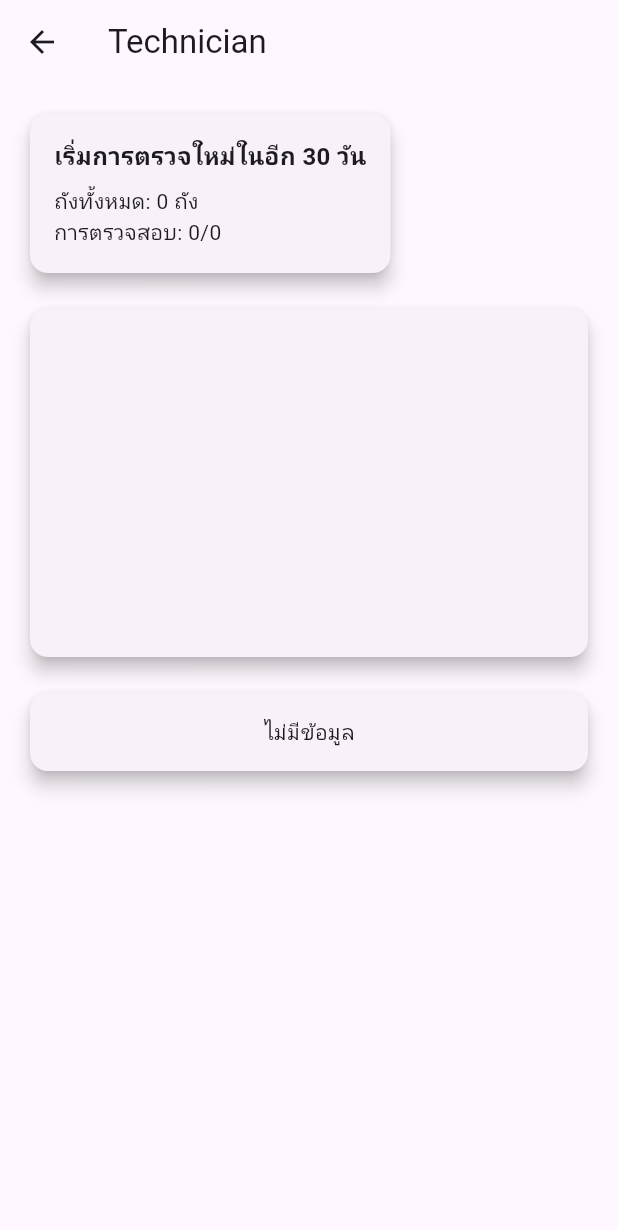
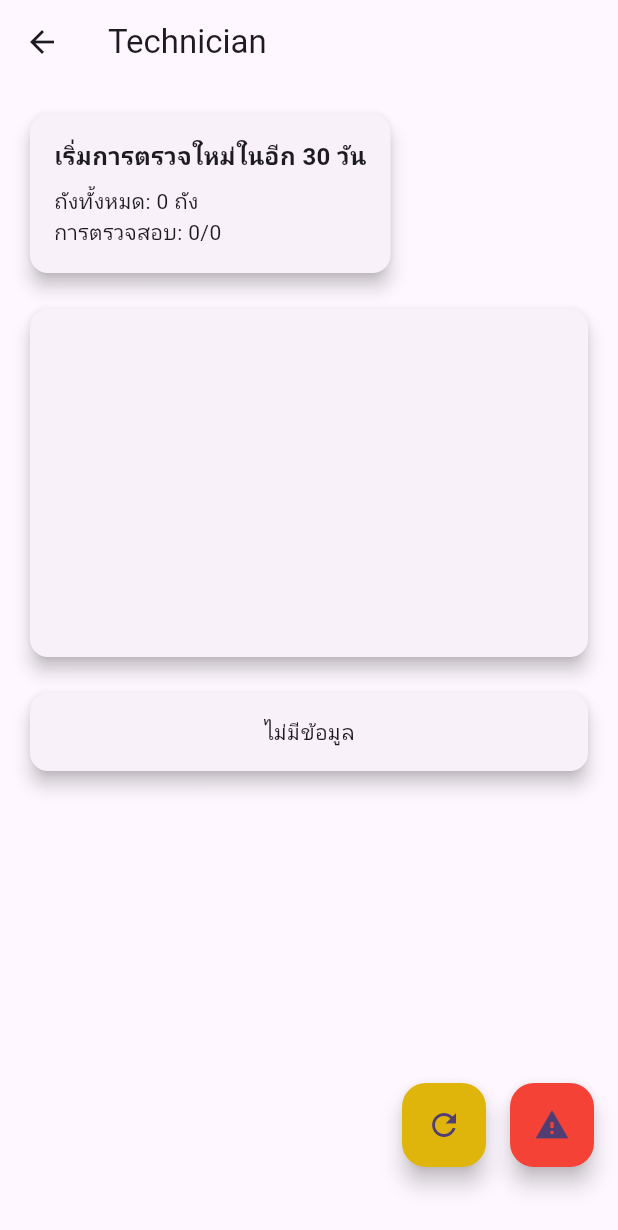
Before and after one commit to singto908/Project_tank_ex_check-masters, a Flutter app: the DashboardTechPage screen opened by its route, on a phone screen of 412 x 824 dp. Shown: the top 1230 px of the screen. Run offline on Flutter 3.47's test engine with Material 3 defaults, Android fonts, the phone set to English and light mode, and no system bars; drawn by our look-alikes of fl_chart; our stand-ins replace camera, cloud_firestore, firebase_auth, firebase_core, qr_flutter, rxdart and 1 more; missing offline and left inert: dart:html, qr_code_scanner; accounts and stored records are empty.

Commit message:
complete_v1

```diff
--- a/lib/technician/RequestTankChangePage.dart
+++ b/lib/technician/RequestTankChangePage.dart
@@ -23,6 +23,9 @@ class _RequestTankChangePageState extends State<RequestTankChangePage> {
     super.initState();
     fetchTankData();
     fetchTankTypes();
+    if (tankTypes.isNotEmpty) {
+      selectedTankType = tankTypes.first; // เลือกค่าเริ่มต้นอัตโนมัติ
+    }
   }
 
   /// ดึงข้อมูลถังดับเพลิงจาก Firestore
--- a/lib/technician/dashboardTech.dart
+++ b/lib/technician/dashboardTech.dart
@@ -2,6 +2,8 @@ import 'package:flutter/material.dart';
 import 'dashboardTechSection/box_1.dart'; // สำหรับกล่องข้อมูล
 import 'dashboardTechSection/box_2.dart'; // สำหรับกล่องกราฟวงกลม
 import 'dashboardTechSection/box_3.dart'; // สำหรับกล่องรายการอาคาร
+import 'package:firecheck_setup/technician/TechnicianRequestsPage.dart';
+import 'package:firecheck_setup/technician/TechnicianRequestsPage.dart';
 
 class DashboardTechPage extends StatelessWidget {
   @override
@@ -29,8 +31,44 @@ class DashboardTechPage extends StatelessWidget {
 
               // Box 3: List อาคาร
               Box3(), // ไม่ต้องใช้ Expanded แล้ว เพราะใช้ SingleChildScrollView ครอบ Column
+              SizedBox(height: 60),
             ],
           ),
+        ),
+      ),
+      floatingActionButton: Padding(
+        padding: const EdgeInsets.only(bottom: 30), // ปรับระยะห่างจากขอบล่าง
+        child: Row(
+          mainAxisAlignment: MainAxisAlignment.end,
+          children: [
+            FloatingActionButton(
+              onPressed: () {
+                Navigator.push(
+                  context,
+                  MaterialPageRoute(
+                    builder: (context) =>
+                        TechnicianRequestsPage(), // ไปที่หน้าแจ้งชำรุด
+                  ),
+                );
+              },
+              child: const Icon(Icons.refresh),
+              backgroundColor: const Color.fromARGB(255, 223, 181, 11),
+            ),
+            SizedBox(width: 16), // ช่องว่างระหว่างปุ่ม
+            FloatingActionButton(
+              onPressed: () {
+                Navigator.push(
+                  context,
+                  MaterialPageRoute(
+                    builder: (context) =>
+                        TechnicianRequestsPage(), // ไปที่หน้าแจ้งชำรุด
+                  ),
+                );
+              },
+              child: const Icon(Icons.report_problem),
+              backgroundColor: Colors.red,
+            ),
+          ],
         ),
       ),
     );
```
Also changed, not shown: 1 other file.
